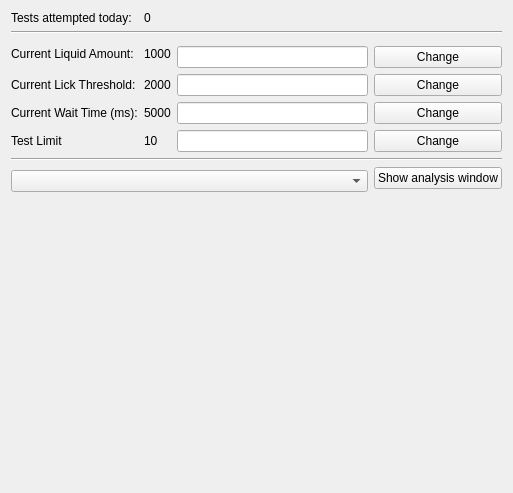
The window that Python/gui/mousewin.ui (yagarwal123/autonomouse) describes before a commit, drawn with Qt 5.
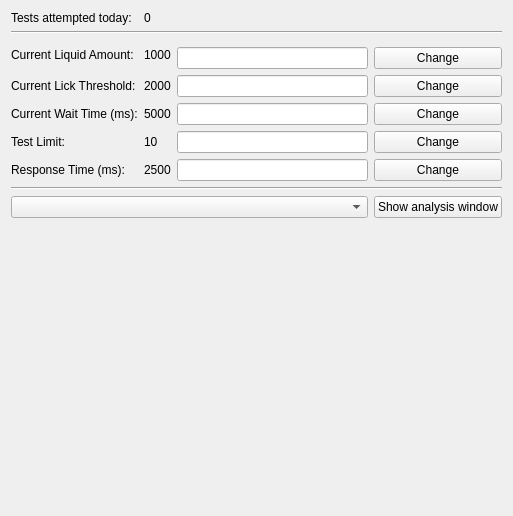
The same window after the commit. Custom widgets are drawn as their Qt base class.

Commit message: update response time

The edit to the form file:
```diff
--- a/Python/gui/mousewin.ui
+++ b/Python/gui/mousewin.ui
@@ -7,7 +7,7 @@
     <x>0</x>
     <y>0</y>
     <width>509</width>
-    <height>487</height>
+    <height>516</height>
    </rect>
   </property>
   <property name="windowTitle">
@@ -110,7 +110,7 @@
    <item row="6" column="0">
     <widget class="QLabel" name="label_4">
      <property name="text">
-      <string>Test Limit</string>
+      <string>Test Limit:</string>
      </property>
     </widget>
    </item>
@@ -131,17 +131,45 @@
      </property>
     </widget>
    </item>
-   <item row="7" column="0" colspan="4">
+   <item row="7" column="0">
+    <widget class="QLabel" name="label_6">
+     <property name="text">
+      <string>Response Time (ms):</string>
+     </property>
+    </widget>
+   </item>
+   <item row="7" column="1">
+    <widget class="QLabel" name="resp_disp">
+     <property name="text">
+      <string>2500</string>
+     </property>
+    </widget>
+   </item>
+   <item row="7" column="2">
+    <widget class="QLineEdit" name="respLineEdit"/>
+   </item>
+   <item row="7" column="3">
+    <widget class="QPushButton" name="changeRespButton">
+     <property name="text">
+      <string>Change</string>
+     </property>
+    </widget>
+   </item>
+   <item row="8" column="0" colspan="4">
     <widget class="Line" name="line_2">
      <property name="orientation">
       <enum>Qt::Horizontal</enum>
      </property>
     </widget>
    </item>
-   <item row="8" column="0" rowspan="2" colspan="3">
-    <widget class="QComboBox" name="test_select"/>
+   <item row="10" column="3">
+    <widget class="QPushButton" name="showAnalysisButton">
+     <property name="text">
+      <string>Show analysis window</string>
+     </property>
+    </widget>
    </item>
-   <item row="10" column="0" colspan="4">
+   <item row="11" column="0" colspan="4">
     <widget class="MplWidget" name="plotWid" native="true">
      <property name="minimumSize">
       <size>
@@ -151,12 +179,8 @@
      </property>
     </widget>
    </item>
-   <item row="8" column="3">
-    <widget class="QPushButton" name="showAnalysisButton">
-     <property name="text">
-      <string>Show analysis window</string>
-     </property>
-    </widget>
+   <item row="10" column="0" colspan="3">
+    <widget class="QComboBox" name="test_select"/>
    </item>
   </layout>
  </widget>
```
The commit also changes 12 other files.
